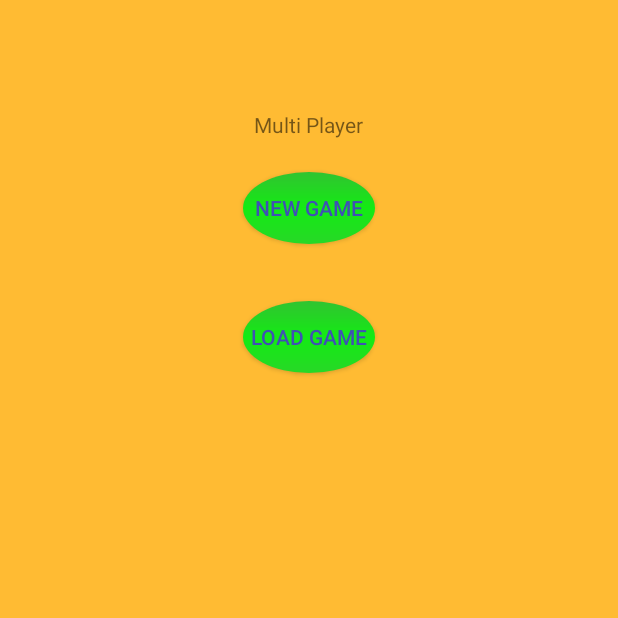
After one commit to laesskerjonathan/air-hockey, an Android app: the PreGame screen opened directly, with no data from a screen before it, on a phone screen of 412 x 824 dp, the top half of it. The commit adds this screen. Run offline under Robolectric (Android 15) with nearby library versions, the phone set to English and light mode, and no system bars.

Commit message:
Update Single Player to multiplayer

```diff
--- a/app/src/main/AndroidManifest.xml
+++ b/app/src/main/AndroidManifest.xml
@@ -32,7 +32,7 @@
             android:screenOrientation="portrait"/>
         <activity android:name=".Statistics"
             android:screenOrientation="portrait"/>
-        <activity android:name=".SinglePlayerPreGame"
+        <activity android:name=".PreGame"
             android:screenOrientation="portrait"/>
         <activity android:name=".PauseMenu"
             android:screenOrientation="portrait"/>
--- a/app/src/main/java/ch/laessker/jonathan/airhockey/HauptMenu.java
+++ b/app/src/main/java/ch/laessker/jonathan/airhockey/HauptMenu.java
@@ -3,11 +3,9 @@ package ch.laessker.jonathan.airhockey;
 import android.content.Intent;
 import android.support.v7.app.AppCompatActivity;
 import android.os.Bundle;
-import android.text.TextUtils;
 import android.widget.Button;
 import android.view.View;
 import ch.laessker.jonathan.airhockey.data.BackgroundMusicService;
-import ch.laessker.jonathan.airhockey.data.soundEffectsService;
 import ch.laessker.jonathan.airhockey.util.DBHelper;
 
 public class HauptMenu extends AppCompatActivity {
@@ -24,11 +22,11 @@ public class HauptMenu extends AppCompatActivity {
         super.onCreate(savedInstanceState);
         setContentView(R.layout.activity_haupt_menu);
 
-        singlePlayerButton = (Button) findViewById(R.id.single_player_pre_game);
+        singlePlayerButton = (Button) findViewById(R.id.multi_player_pre_game);
 
         singlePlayerButton.setOnClickListener(new View.OnClickListener() {
             public void onClick(View v) {
-                final Intent i = new Intent(HauptMenu.this,SinglePlayerPreGame.class);
+                final Intent i = new Intent(HauptMenu.this,PreGame.class);
                 startActivity(i);
             }
         });
--- /dev/null
+++ b/app/src/main/java/ch/laessker/jonathan/airhockey/PreGame.java
@@ -0,0 +1,50 @@
+package ch.laessker.jonathan.airhockey;
+
+import android.content.Intent;
+import android.support.v7.app.AppCompatActivity;
+import android.os.Bundle;
+import android.view.View;
+import android.widget.Button;
+
+public class PreGame extends AppCompatActivity {
+
+    private Button newGameButton;
+    private Button loadGameButton;
+
+    @Override
+    protected void onCreate(Bundle savedInstanceState) {
+        super.onCreate(savedInstanceState);
+        setContentView(R.layout.activity_pre_game);
+
+        newGameButton = (Button) findViewById(R.id.new_game);
+        loadGameButton = (Button) findViewById(R.id.load_game);
+
+        newGameButton.setOnClickListener(new View.OnClickListener() {
+            public void onClick(View v) {
+                final Intent i = new Intent(PreGame.this,AirHockeyActivity.class);
+                i.putExtra("startNew", true);
+                startActivityForResult(i, 0);
+
+            }
+        });
+        loadGameButton.setOnClickListener(new View.OnClickListener() {
+            public void onClick(View v) {
+                final Intent i = new Intent(PreGame.this,AirHockeyActivity.class);
+                i.putExtra("startNew", false);
+
+                startActivityForResult(i, 0);
+            }
+        });
+    }
+
+    @Override
+    protected void onActivityResult(int requestCode, int resultCode, Intent data) {
+
+        if (requestCode == 0) {
+            if (resultCode == RESULT_OK) {
+                this.finish();
+
+            }
+        }
+    }
+}
--- /dev/null
+++ b/app/src/main/res/layout/activity_pre_game.xml
@@ -0,0 +1,41 @@
+<?xml version="1.0" encoding="utf-8"?>
+<RelativeLayout xmlns:android="http://schemas.android.com/apk/res/android"
+    xmlns:tools="http://schemas.android.com/tools"
+    android:id="@+id/activity_single_player_pre_game"
+    android:layout_width="match_parent"
+    android:layout_height="match_parent"
+    android:paddingBottom="@dimen/activity_vertical_margin"
+    android:paddingLeft="@dimen/activity_horizontal_margin"
+    android:paddingRight="@dimen/activity_horizontal_margin"
+    android:paddingTop="@dimen/activity_vertical_margin"
+    tools:context="ch.laessker.jonathan.airhockey.PreGame">
+
+    <TextView
+        android:id="@+id/textView5"
+        android:layout_width="wrap_content"
+        android:layout_height="wrap_content"
+        android:layout_alignParentTop="true"
+        android:layout_centerHorizontal="true"
+        android:layout_marginTop="57dp"
+        android:text="@string/multi_player" />
+
+    <Button
+        android:text="@string/new_game"
+        android:layout_width="wrap_content"
+        android:layout_height="wrap_content"
+        android:layout_below="@+id/textView5"
+        android:layout_centerHorizontal="true"
+        android:layout_marginTop="22dp"
+        android:background="@drawable/oval"
+        android:id="@+id/new_game" />
+
+    <Button
+        android:text="@string/load_game"
+        android:layout_width="wrap_content"
+        android:layout_height="wrap_content"
+        android:layout_below="@+id/new_game"
+        android:layout_centerHorizontal="true"
+        android:layout_marginTop="38dp"
+        android:background="@drawable/oval"
+        android:id="@+id/load_game" />
+</RelativeLayout>
--- a/app/src/main/res/values/strings.xml
+++ b/app/src/main/res/values/strings.xml
@@ -1,6 +1,7 @@
 <resources>
     <string name="app_name">Air Hockey</string>
     <string name="single_player">Single Player</string>
+    <string name="multi_player">Multi Player</string>
     <string name="settings">Settings</string>
     <string name="highscore">Highscore</string>
     <string name="statistics">Statistics</string>
```
Also changed, not shown: app/src/main/java/ch/laessker/jonathan/airhockey/SinglePlayerPreGame.java (deleted, +0 -50 lines), app/src/main/java/ch/laessker/jonathan/airhockey/game/Game.java (+0 -9 lines), app/src/main/res/layout/activity_haupt_menu.xml (+4 -4 lines), app/src/main/res/layout/activity_single_player_pre_game.xml (deleted, +0 -41 lines).
